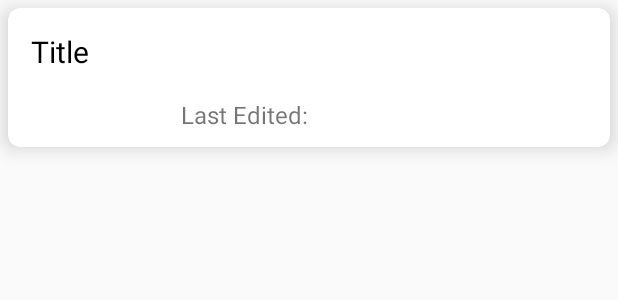
After one commit to minhtue2311/New_App_Testing, an Android app: the layout custom_item_recycler_view.xml on its own in the app's theme, with its tools: preview values and no code run, on a phone screen of 412 x 824 dp. The commit adds this screen. Shown: the top 300 px of the screen. Run offline under Robolectric (Android 15) with nearby library versions, the phone set to English and light mode, and no system bars.

Commit message:
Update 16/07/2024

```diff
--- /dev/null
+++ b/app/src/main/res/layout/custom_item_recycler_view.xml
@@ -0,0 +1,49 @@
+<?xml version="1.0" encoding="utf-8"?>
+<androidx.cardview.widget.CardView xmlns:android="http://schemas.android.com/apk/res/android"
+    android:layout_width="match_parent"
+    xmlns:app="http://schemas.android.com/apk/res-auto"
+    app:cardCornerRadius="8dp"
+    android:id="@+id/cardViewItem"
+    app:cardElevation="8dp"
+    android:layout_margin="5dp"
+    android:layout_height="wrap_content">
+<LinearLayout
+    android:layout_width="match_parent"
+    android:layout_height="wrap_content"
+    android:orientation="vertical">
+    <TextView
+        android:id="@+id/title"
+        android:layout_width="wrap_content"
+        android:layout_height="wrap_content"
+        android:fontFamily="sans-serif"
+        android:textColor="@color/black"
+        android:textSize="20sp"
+        android:layout_marginTop="15dp"
+        android:layout_marginStart="15dp"
+        android:text="@string/title"/>
+    <LinearLayout
+        android:layout_width="match_parent"
+        android:layout_height="wrap_content"
+        android:paddingBottom="10dp"
+        android:orientation="horizontal">
+        <TextView
+            android:id="@+id/categories"
+            android:layout_width="wrap_content"
+            android:layout_height="wrap_content"
+            android:fontFamily="sans-serif"
+            android:textSize="18sp"
+            android:layout_marginTop="15dp"
+            android:layout_marginStart="15dp"
+            />
+        <TextView
+            android:id="@+id/dayEdited"
+            android:layout_width="wrap_content"
+            android:layout_height="wrap_content"
+            android:fontFamily="sans-serif"
+            android:textSize="16sp"
+            android:layout_marginTop="15dp"
+            android:layout_marginStart="100dp"
+            android:text="@string/last_edited"/>
+    </LinearLayout>
+</LinearLayout>
+</androidx.cardview.widget.CardView>
--- a/app/src/main/res/layout/layout_detail_note.xml
+++ b/app/src/main/res/layout/layout_detail_note.xml
@@ -49,9 +49,10 @@
         android:fontFamily="sans-serif-condensed-medium"/>
 </LinearLayout>
 <ScrollView
+    android:id="@+id/scrollViewLayout"
     android:background="@color/white"
     android:layout_width="match_parent"
-    android:layout_height="wrap_content">
+    android:layout_height="match_parent">
     <LinearLayout
         android:layout_width="match_parent"
         android:layout_height="wrap_content"
@@ -70,7 +71,6 @@
             android:id="@+id/editTextContent"
             android:layout_width="match_parent"
             android:layout_height="wrap_content"
-            android:singleLine="true"
             android:textSize="18sp"
             android:hint="@string/enter_text"
             android:fontFamily="sans-serif-condensed"
--- a/app/src/main/res/layout/layout_note_fragment.xml
+++ b/app/src/main/res/layout/layout_note_fragment.xml
@@ -109,6 +109,7 @@
             </LinearLayout>
         </FrameLayout>
         <androidx.recyclerview.widget.RecyclerView
+            android:id="@+id/recyclerViewNote"
             android:layout_width="match_parent"
             android:layout_height="match_parent"
             app:layout_constraintTop_toBottomOf="@id/frameLayout1"
--- a/app/src/main/res/values/strings.xml
+++ b/app/src/main/res/values/strings.xml
@@ -7,4 +7,6 @@
     <string name="undo">UNDO</string>
     <string name="enter_title">Enter Title</string>
     <string name="enter_text">Enter text</string>
+    <string name="title">Title</string>
+    <string name="last_edited">Last Edited:</string>
 </resources>
```
Also changed, not shown: app/build.gradle.kts (+7 -6 lines), app/src/main/java/com/example/myapplication/adapter/AdapterRecyclerViewNote.kt (added, +39 -0 lines), app/src/main/java/com/example/myapplication/model/Note.kt (+8 -8 lines), app/src/main/java/com/example/myapplication/model/NoteDatabase.kt (+6 -5 lines), app/src/main/java/com/example/myapplication/note/DetailNoteFragment.kt (+39 -2 lines), app/src/main/java/com/example/myapplication/note/NoteFragment.kt (+46 -2 lines), app/src/main/java/com/example/myapplication/note/noteViewModel/NoteViewModel.kt (added, +18 -0 lines), app/src/main/java/com/example/myapplication/repository/NoteRepository.kt (added, +13 -0 lines), gradle/libs.versions.toml (+10 -0 lines).
